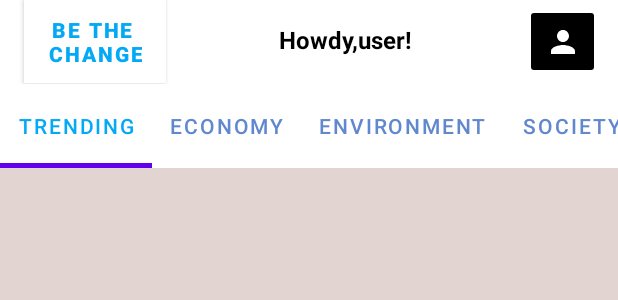
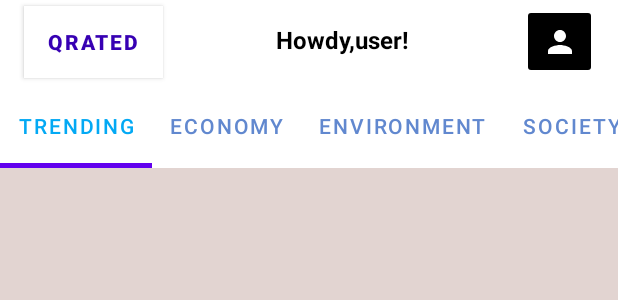
Before and after one commit to anaypant/BTCRelease1.0, an Android app: the layout activity_main.xml on its own in the app's theme, with its tools: preview values and no code run, on a phone screen of 412 x 824 dp. Shown: the top 300 px of the screen. Run offline under Robolectric (Android 15) with nearby library versions, the phone set to English and light mode, and no system bars.

Commit message:
Changed to Qrated

```diff
--- a/app/src/main/AndroidManifest.xml
+++ b/app/src/main/AndroidManifest.xml
@@ -12,9 +12,9 @@
         android:allowBackup="true"
         android:dataExtractionRules="@xml/data_extraction_rules"
         android:fullBackupContent="@xml/backup_rules"
-        android:icon="@drawable/ic_btcicon"
-        android:label="Be The Change"
-        android:roundIcon="@drawable/ic_btcicon"
+        android:icon="@drawable/qrated_logo"
+        android:label="Qrated"
+        android:roundIcon="@drawable/qrated_logo"
         android:supportsRtl="true"
         android:theme="@style/Theme.BTCRelease"
         tools:targetApi="31">
--- a/app/src/main/java/com/example/btcrelease/MainActivity.java
+++ b/app/src/main/java/com/example/btcrelease/MainActivity.java
@@ -11,7 +11,6 @@ import android.os.Handler;
 import android.view.View;
 import android.widget.ImageButton;
 import android.widget.TextView;
-import android.widget.Toast;
 
 import com.example.btcrelease.Adapters.TabAdapter;
 import com.example.btcrelease.Interfaces.FirebaseBoolCallback;
@@ -22,7 +21,6 @@ import com.google.android.material.button.MaterialButton;
 import com.google.android.material.tabs.TabItem;
 import com.google.android.material.tabs.TabLayout;
 
-import java.util.ArrayList;
 import java.util.Objects;
 
 public class MainActivity extends AppCompatActivity {
@@ -53,7 +51,7 @@ public class MainActivity extends AppCompatActivity {
         fancyTitle = findViewById(R.id.NeatUserTitle);
         settingsButton = findViewById(R.id.UserProfile);
         addFriendsButton = findViewById(R.id.AddFriends);
-        btcHeader = findViewById(R.id.BTCHeader);
+        btcHeader = findViewById(R.id.QratedHeader);
 
         tabLayout = findViewById(R.id.NewsTabLayout);
         trendingItem = findViewById(R.id.TrendingTab);
--- a/app/src/main/res/layout/activity_main.xml
+++ b/app/src/main/res/layout/activity_main.xml
@@ -19,16 +19,15 @@
 
 
         <com.google.android.material.button.MaterialButton
-            android:id="@+id/BTCHeader"
+            android:id="@+id/QratedHeader"
             android:layout_width="wrap_content"
             android:layout_height="wrap_content"
             android:background="@color/white"
-            android:backgroundTint="@color/white"
-            android:text="Be The \nChange"
-            android:textColor="#03A9F4"
+            android:text="Qrated"
+            android:textColor="@color/purple_700"
             android:textSize="14sp"
             android:textStyle="bold"
-            app:backgroundTint="@color/white"/>
+            app:backgroundTint="@color/white" />
 
         <TextView
             android:id="@+id/NeatUserTitle"
--- a/app/src/main/res/layout/activity_splash_screen.xml
+++ b/app/src/main/res/layout/activity_splash_screen.xml
@@ -11,7 +11,7 @@
         android:layout_width="400dp"
         android:layout_height="400dp"
         android:layout_centerInParent="true"
-        android:src="@drawable/ic_btcicon">
+        android:src="@drawable/qrated_logo">
 
     </ImageView>
 
```
